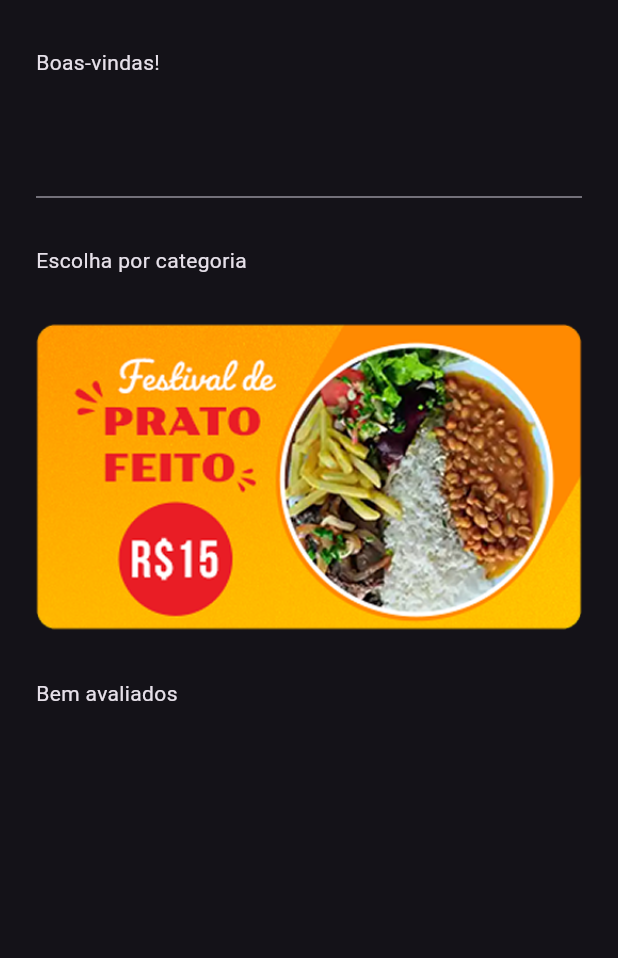
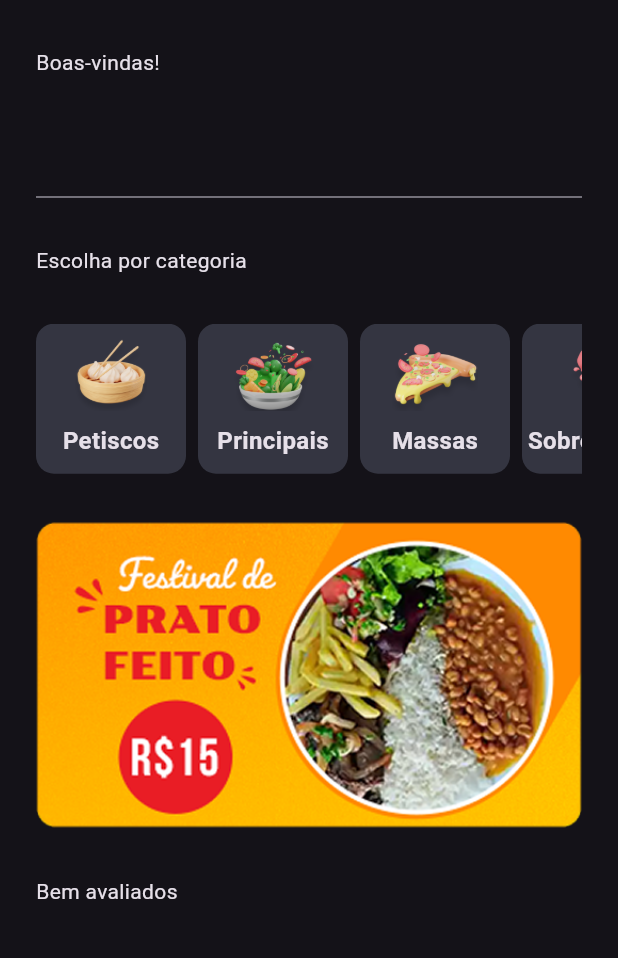
Before and after one commit to Vnz-007/Flutter-TechTastes, a Flutter app: the HomeScreen screen opened directly, on a phone screen of 412 x 824 dp, the part 136-1094 px from its top. Run offline on Flutter 3.47's test engine with Material 3 defaults, Android fonts, the phone set to English and light mode, and no system bars.

```diff
--- a/lib/data/categories_data.dart
+++ b/lib/data/categories_data.dart
@@ -4,5 +4,6 @@ abstract class CategoriesData {
     'Principais',
     'Massas',
     'Sobremesas',
+    'Bebidas',
   ];
 }
--- a/lib/ui/_core/app_colors.dart
+++ b/lib/ui/_core/app_colors.dart
@@ -3,4 +3,5 @@ import 'package:flutter/material.dart';
 abstract class AppColors {
   static const Color backgroundColor = Color(0xFF202123);
   static const Color mainColor = Color(0xFFffa559);
+  static const Color lightBackgroundColor = Color(0xFF343541);
 }
--- a/lib/ui/home/home_screen.dart
+++ b/lib/ui/home/home_screen.dart
@@ -1,4 +1,6 @@
 import 'package:flutter/material.dart';
+import 'package:myapp/data/categories_data.dart';
+import 'package:myapp/ui/home/widgets/category_widget.dart';
 
 class HomeScreen extends StatelessWidget {
   const HomeScreen({super.key});
@@ -14,6 +16,7 @@ class HomeScreen extends StatelessWidget {
       ),
       body: Padding(
         padding: EdgeInsets.symmetric(horizontal: 24.0),
+        child: SingleChildScrollView(
           child: Column(
             spacing: 32.0,
             crossAxisAlignment: CrossAxisAlignment.start,
@@ -22,9 +25,25 @@ class HomeScreen extends StatelessWidget {
               Text('Boas-vindas!'),
               TextFormField(),
               Text('Escolha por categoria'),
+              SingleChildScrollView(
+                scrollDirection: Axis.horizontal,
+                child: Row(
+                  spacing: 8.0,
+                  children: List.generate(
+                    CategoriesData.listCategories.length,
+                    (index) {
+                      return CategoryWidget(
+                        category: CategoriesData.listCategories[index],
+                      );
+                    },
+                  ),
+                ),
+              ),
               Image.asset('assets/banners/banner_promo.png'),
               Text('Bem avaliados'),
+              SizedBox(height: 64.0),
             ],
+          ),
         ),
       ),
     );
--- /dev/null
+++ b/lib/ui/home/widgets/category_widget.dart
@@ -0,0 +1,35 @@
+import 'package:flutter/material.dart';
+import 'package:myapp/ui/_core/app_colors.dart';
+
+class CategoryWidget extends StatelessWidget {
+  final String category;
+  const CategoryWidget({super.key, required this.category});
+
+  @override
+  Widget build(BuildContext context) {
+    return Container(
+      width: 100,
+      height: 100,
+      decoration: BoxDecoration(
+        color: AppColors.lightBackgroundColor,
+        borderRadius: BorderRadius.circular(12.0),
+      ),
+      child: Column(
+        mainAxisSize: MainAxisSize.min,
+        mainAxisAlignment: MainAxisAlignment.center,
+        crossAxisAlignment: CrossAxisAlignment.center,
+        spacing: 8.0,
+        children: [
+          Image.asset(
+            'assets/categories/${category.toLowerCase()}.png',
+            height: 48,
+          ),
+          Text(
+            category,
+            style: TextStyle(fontSize: 16.0, fontWeight: FontWeight.bold),
+          ),
+        ],
+      ),
+    );
+  }
+}
```
Also changed, not shown: lib/model/restaurant.dart (added, +43 -0 lines), lib/data/restaurant_data.dart (added). Lines whose indentation alone changed are shown as unchanged.
